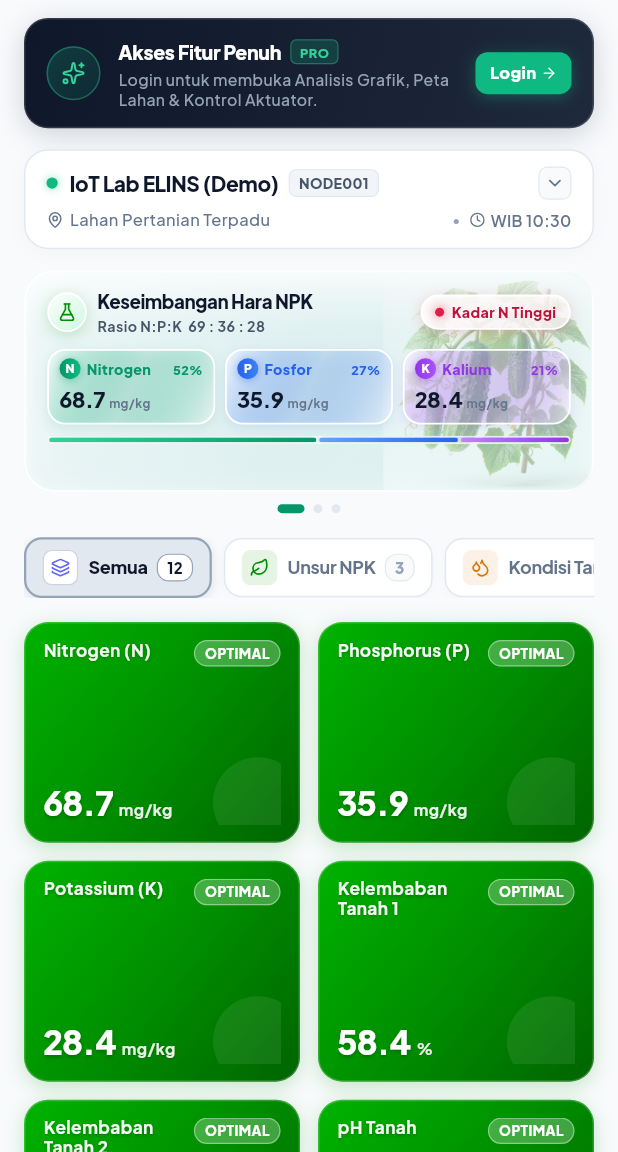
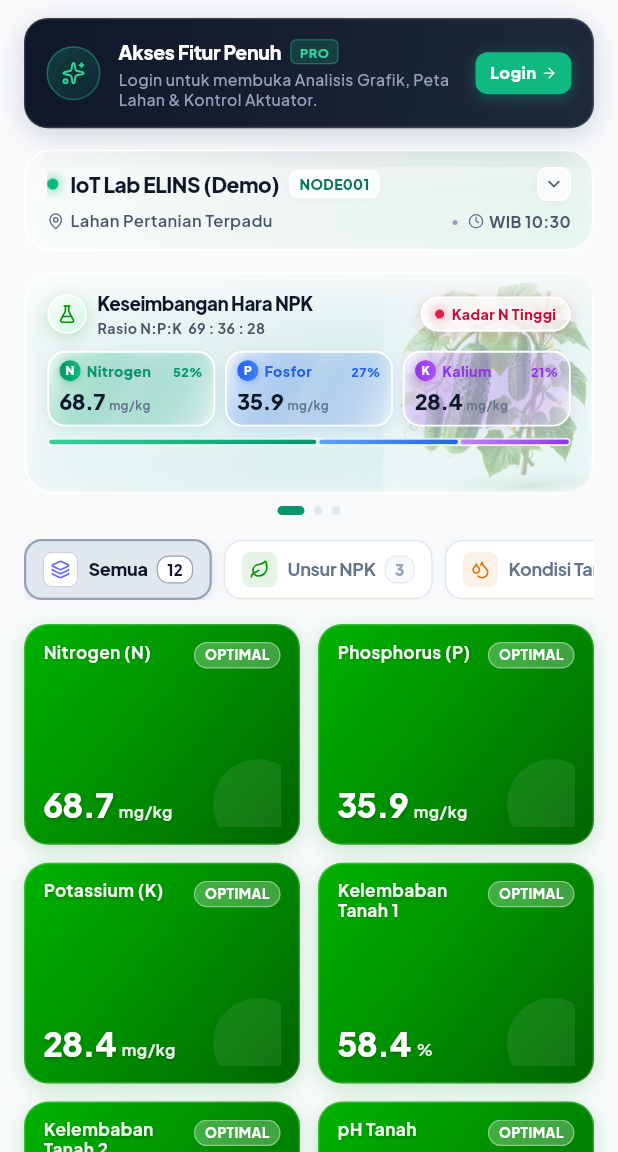
Before and after one commit to hanifnugrahaa/gconnect2026-mobile, a Flutter app: the screen it shows after launch, on a phone screen of 412 x 824 dp, the part 84-1236 px from its top. Run offline on Flutter 3.47's test engine with Material 3 defaults, Android fonts, the phone set to English and light mode, and no system bars; our stand-ins replace fl_chart, flutter_map, flutter_riverpod, google_fonts, latlong2, lucide_icons_flutter and 1 more; network calls fail.

Commit message:
style(mobile): elevate StationHeroHeader to iPhone Liquid Frosted Glassmorphism with glossy highlights and glowing live status

```diff
--- a/lib/presentation/widgets/station_hero_header.dart
+++ b/lib/presentation/widgets/station_hero_header.dart
@@ -1,3 +1,4 @@
+import 'dart:ui';
 import 'package:flutter/material.dart';
 import 'package:intl/intl.dart';
 import 'package:lucide_icons_flutter/lucide_icons.dart';
@@ -275,36 +276,77 @@ class StationHeroHeader extends StatelessWidget {
         ? node.location!
         : 'Lahan Pertanian Terpadu';
 
-    return Material(
+    return ClipRRect(
+      borderRadius: BorderRadius.circular(18),
+      child: BackdropFilter(
+        filter: ImageFilter.blur(sigmaX: 18, sigmaY: 18),
+        child: Material(
           color: Colors.transparent,
-      borderRadius: BorderRadius.circular(16),
+          borderRadius: BorderRadius.circular(18),
           child: InkWell(
             onTap: () => _showStationPickerBottomSheet(context),
-        borderRadius: BorderRadius.circular(16),
+            borderRadius: BorderRadius.circular(18),
             child: Container(
               padding: const EdgeInsets.symmetric(horizontal: 14, vertical: 10.5),
               decoration: BoxDecoration(
-            color: Colors.white,
-            borderRadius: BorderRadius.circular(16),
+                gradient: LinearGradient(
+                  begin: Alignment.topLeft,
+                  end: Alignment.bottomRight,
+                  colors: [
+                    Colors.white.withOpacity(0.80),
+                    Colors.white.withOpacity(0.50),
+                    const Color(0xFFECFDF5).withOpacity(0.45),
+                  ],
+                ),
+                borderRadius: BorderRadius.circular(18),
                 border: Border.all(
-              color: const Color(0xFFE2E8F0),
-              width: 1,
+                  color: Colors.white.withOpacity(0.92),
+                  width: 1.4,
                 ),
                 boxShadow: [
                   BoxShadow(
-                color: Colors.black.withOpacity(0.025),
-                blurRadius: 10,
+                    color: (isOnline ? const Color(0xFF10B981) : const Color(0xFFE11D48)).withOpacity(0.08),
+                    blurRadius: 18,
+                    offset: const Offset(0, 6),
+                  ),
+                  BoxShadow(
+                    color: Colors.black.withOpacity(0.03),
+                    blurRadius: 8,
                     offset: const Offset(0, 2),
                   ),
                 ],
               ),
-          child: Column(
+              child: Stack(
+                children: [
+                  // Top Glossy Light Highlight Sheen
+                  Positioned(
+                    top: -10.5,
+                    left: -14,
+                    right: -14,
+                    height: 24,
+                    child: Container(
+                      decoration: BoxDecoration(
+                        borderRadius: const BorderRadius.vertical(top: Radius.circular(18)),
+                        gradient: LinearGradient(
+                          begin: Alignment.topCenter,
+                          end: Alignment.bottomCenter,
+                          colors: [
+                            Colors.white.withOpacity(0.60),
+                            Colors.white.withOpacity(0.0),
+                          ],
+                        ),
+                      ),
+                    ),
+                  ),
+
+                  // Card Content
+                  Column(
                     crossAxisAlignment: CrossAxisAlignment.start,
                     children: [
                       // Line 1: [🟢 Pulse Dot] + [Nama Node] + [NODE001] ---------> [🔽 Chevron]
                       Row(
                         children: [
-                  // Pulse Status Dot
+                          // Glowing Pulse Status Dot
                           Container(
                             width: 7.5,
                             height: 7.5,
@@ -313,8 +355,9 @@ class StationHeroHeader extends StatelessWidget {
                               shape: BoxShape.circle,
                               boxShadow: [
                                 BoxShadow(
-                          color: (isOnline ? const Color(0xFF10B981) : const Color(0xFFE11D48)).withOpacity(0.5),
-                          blurRadius: 4,
+                                  color: (isOnline ? const Color(0xFF10B981) : const Color(0xFFE11D48)).withOpacity(0.65),
+                                  blurRadius: 6,
+                                  spreadRadius: 1,
                                 ),
                               ],
                             ),
@@ -340,23 +383,30 @@ class StationHeroHeader extends StatelessWidget {
                                 ),
                                 const SizedBox(width: 6.5),
 
-                        // Node Code Pill
+                                // Frosted Node Code Capsule
                                 Container(
                                   padding: const EdgeInsets.symmetric(horizontal: 6, vertical: 1.5),
                                   decoration: BoxDecoration(
-                            color: const Color(0xFFF1F5F9),
+                                    color: Colors.white.withOpacity(0.85),
                                     borderRadius: BorderRadius.circular(5),
                                     border: Border.all(
-                              color: const Color(0xFFE2E8F0),
+                                      color: Colors.white.withOpacity(0.95),
                                       width: 0.8,
                                     ),
+                                    boxShadow: [
+                                      BoxShadow(
+                                        color: Colors.black.withOpacity(0.03),
+                                        blurRadius: 4,
+                                        offset: const Offset(0, 1),
+                                      ),
+                                    ],
                                   ),
                                   child: Text(
                                     displayCode,
                                     style: const TextStyle(
                                       fontSize: 9.5,
-                              fontWeight: FontWeight.w800,
-                              color: Color(0xFF475569),
+                                      fontWeight: FontWeight.w900,
+                                      color: Color(0xFF047857),
                                       letterSpacing: 0.2,
                                     ),
                                   ),
@@ -366,21 +416,28 @@ class StationHeroHeader extends StatelessWidget {
                           ),
                           const SizedBox(width: 6),
 
-                  // Selector Indicator (Chevron Down)
+                          // Frosted Glass Selector Indicator Button
                           Container(
-                    padding: const EdgeInsets.all(3.5),
+                            padding: const EdgeInsets.all(4),
                             decoration: BoxDecoration(
-                      color: const Color(0xFFF8FAFC),
-                      borderRadius: BorderRadius.circular(6),
+                              color: Colors.white.withOpacity(0.80),
+                              borderRadius: BorderRadius.circular(7),
                               border: Border.all(
-                        color: const Color(0xFFE2E8F0),
+                                color: Colors.white.withOpacity(0.95),
                                 width: 0.8,
                               ),
+                              boxShadow: [
+                                BoxShadow(
+                                  color: Colors.black.withOpacity(0.03),
+                                  blurRadius: 4,
+                                  offset: const Offset(0, 1),
+                                ),
+                              ],
                             ),
                             child: const Icon(
                               LucideIcons.chevronDown,
-                      size: 13.5,
-                      color: Color(0xFF64748B),
+                              size: 13,
+                              color: Color(0xFF475569),
                             ),
                           ),
                         ],
@@ -399,8 +456,8 @@ class StationHeroHeader extends StatelessWidget {
                               overflow: TextOverflow.ellipsis,
                               style: const TextStyle(
                                 fontSize: 11,
-                        fontWeight: FontWeight.w500,
-                        color: Color(0xFF64748B),
+                                fontWeight: FontWeight.w600,
+                                color: Color(0xFF475569),
                               ),
                             ),
                           ),
@@ -416,9 +473,11 @@ class StationHeroHeader extends StatelessWidget {
                             'WIB $nowFormatted',
                             style: const TextStyle(
                               fontSize: 10.5,
-                      fontWeight: FontWeight.w600,
-                      color: Color(0xFF64748B),
+                              fontWeight: FontWeight.w700,
+                              color: Color(0xFF475569),
                             ),
+                          ),
+                        ],
                       ),
                     ],
                   ),
@@ -426,6 +485,8 @@ class StationHeroHeader extends StatelessWidget {
               ),
             ),
           ),
+        ),
+      ),
     );
   }
 }
```
Lines whose indentation alone changed are shown as unchanged.
